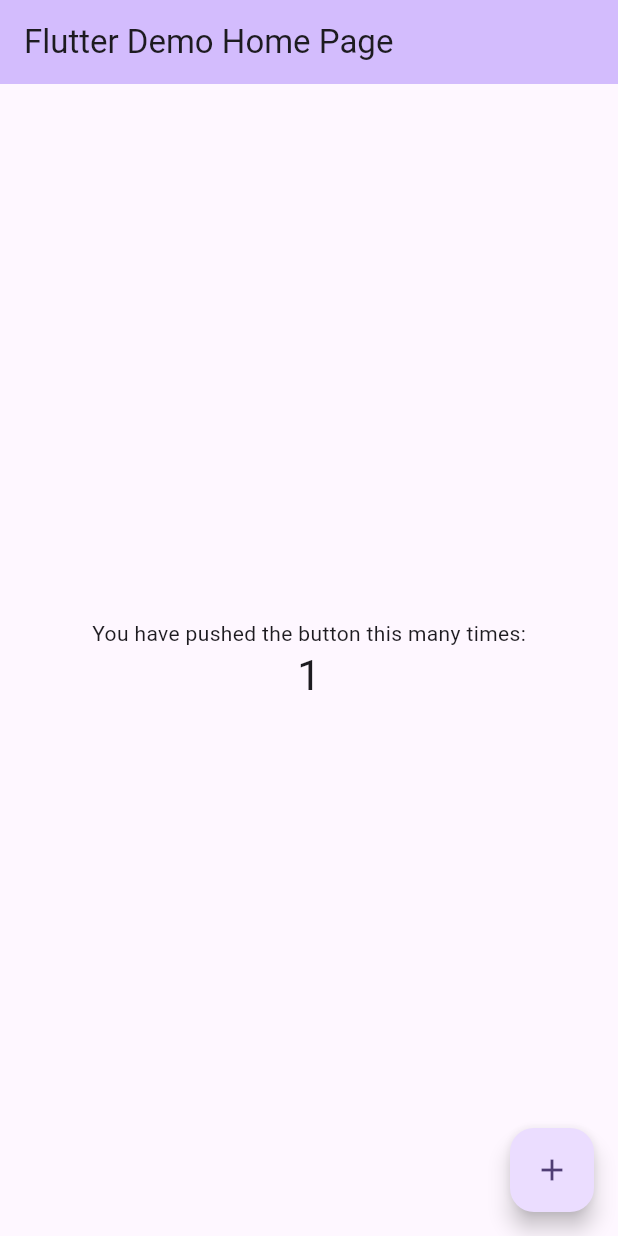
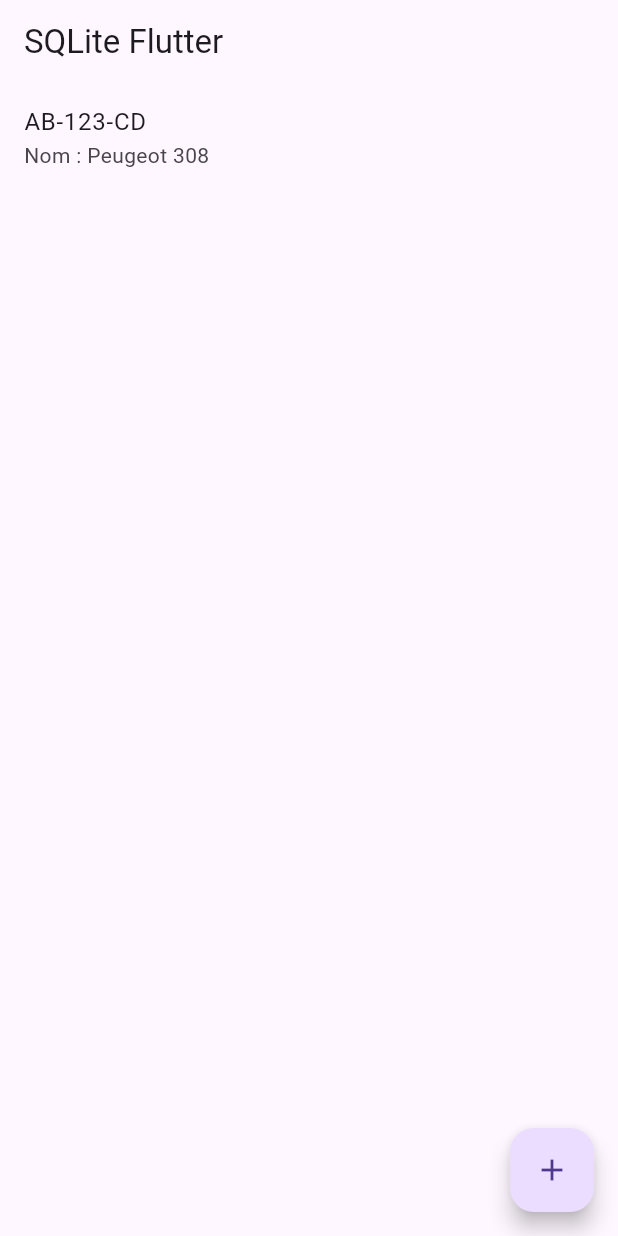
Before and after one commit to Ashley-tech/immat_memory, a Flutter app: the screen it shows after launch, after a tap on the "add" icon, on a phone screen of 412 x 824 dp. Run offline on Flutter 3.47's test engine with Material 3 defaults, Android fonts, the phone set to English and light mode, and no system bars; our stand-ins replace sqflite, sqflite_common_ffi; accounts and stored records are empty.

Commit message:
Mise en place BDD + prmiere interface

```diff
--- /dev/null
+++ b/lib/database/database_helper.dart
@@ -0,0 +1,86 @@
+import '../models/voiture.dart';
+import 'package:path/path.dart';
+import 'package:sqflite/sqflite.dart';
+
+class DatabaseHelper {
+  static final DatabaseHelper instance = DatabaseHelper._init();
+
+  static Database? _database;
+
+  DatabaseHelper._init();
+
+  Future<Database> get database async {
+    if (_database != null) return _database!;
+
+    _database = await _initDB('app.db');
+    return _database!;
+  }
+
+  Future<Database> _initDB(String filePath) async {
+    final dbPath = await getDatabasesPath();
+
+    final path = join(dbPath, filePath);
+
+    return await openDatabase(
+      path,
+      version: 1,
+      onCreate: _createDB,
+    );
+  }
+
+  Future _createDB(Database db, int version) async {
+    await db.execute('''
+      CREATE TABLE voiture (
+        id INTEGER PRIMARY KEY AUTOINCREMENT,
+        immatriculation VARCHAR(15) NOT NULL UNIQUE,
+        marque_modele VARCHAR(60),
+        occupants_noms VARCHAR(70),
+        details TEXT
+      )
+    ''');
+  }
+
+  Future close() async {
+    final db = await instance.database;
+
+    db.close();
+  }
+
+  Future<int> createVoiture(Voiture voiture) async {
+    final db = await instance.database;
+
+    return await db.insert(
+      'voiture',
+      voiture.toJson(),
+    );
+  }
+
+  Future<List<Voiture>> readAllVoitures() async {
+    final db = await instance.database;
+
+    final result = await db.query('voiture');
+
+    return result.map((json) => Voiture.fromJson(json)).toList();
+  }
+
+  Future<int> updateVoiture(Voiture voiture) async {
+    final db = await instance.database;
+
+    return db.update(
+      'voiture',
+      voiture.toJson(),
+      where: 'id = ?',
+      whereArgs: [voiture.id],
+    );
+  }
+
+  Future<int> deleteVoiture(int id) async {
+    final db = await instance.database;
+
+    return await db.delete(
+      'voiture',
+      where: 'id = ?',
+      whereArgs: [id],
+    );
+  }
+}
--- a/lib/main.dart
+++ b/lib/main.dart
@@ -1,122 +1,98 @@
 import 'package:flutter/material.dart';
+import 'package:path/path.dart';
+import 'package:sqflite_common_ffi/sqflite_ffi.dart';
+import 'dart:io';
 
-void main() {
+import 'database/database_helper.dart';
+import 'models/voiture.dart';
+
+Future<void> main() async {
+  WidgetsFlutterBinding.ensureInitialized();
+
+  // IMPORTANT pour Windows / Linux / macOS
+  sqfliteFfiInit();
+  databaseFactory = databaseFactoryFfi;
+
+  final dbPath = await getDatabasesPath();
+  final path = join(dbPath, 'app.db');
+
+  final file = File(path);
+  if (await file.exists()) {
+    await file.delete();
+  }
+
   runApp(const MyApp());
 }
 
 class MyApp extends StatelessWidget {
   const MyApp({super.key});
 
-  // This widget is the root of your application.
   @override
   Widget build(BuildContext context) {
     return MaterialApp(
-      title: 'Flutter Demo',
-      theme: ThemeData(
-        // This is the theme of your application.
-        //
-        // TRY THIS: Try running your application with "flutter run". You'll see
-        // the application has a purple toolbar. Then, without quitting the app,
-        // try changing the seedColor in the colorScheme below to Colors.green
-        // and then invoke "hot reload" (save your changes or press the "hot
-        // reload" button in a Flutter-supported IDE, or press "r" if you used
-        // the command line to start the app).
-        //
-        // Notice that the counter didn't reset back to zero; the application
-        // state is not lost during the reload. To reset the state, use hot
-        // restart instead.
-        //
-        // This works for code too, not just values: Most code changes can be
-        // tested with just a hot reload.
-        colorScheme: ColorScheme.fromSeed(seedColor: Colors.deepPurple),
-      ),
-      home: const MyHomePage(title: 'Flutter Demo Home Page'),
+      home: HomePage(),
     );
   }
 }
 
-class MyHomePage extends StatefulWidget {
-  const MyHomePage({super.key, required this.title});
+class HomePage extends StatefulWidget {
+  @override
+  State<HomePage> createState() => _HomePageState();
+}
 
-  // This widget is the home page of your application. It is stateful, meaning
-  // that it has a State object (defined below) that contains fields that affect
-  // how it looks.
-
-  // This class is the configuration for the state. It holds the values (in this
-  // case the title) provided by the parent (in this case the App widget) and
-  // used by the build method of the State. Fields in a Widget subclass are
-  // always marked "final".
-
-  final String title;
+class _HomePageState extends State<HomePage> {
+  List<Voiture> voitures = [];
 
   @override
-  State<MyHomePage> createState() => _MyHomePageState();
-}
+  void initState() {
+    super.initState();
 
-class _MyHomePageState extends State<MyHomePage> {
-  int _counter = 0;
+    chargerVoitures();
+  }
 
-  void _incrementCounter() {
+  Future<void> chargerVoitures() async {
+    final data =
+        await DatabaseHelper.instance.readAllVoitures();
+
     setState(() {
-      // This call to setState tells the Flutter framework that something has
-      // changed in this State, which causes it to rerun the build method below
-      // so that the display can reflect the updated values. If we changed
-      // _counter without calling setState(), then the build method would not be
-      // called again, and so nothing would appear to happen.
-      _counter++;
+      voitures = data;
     });
+  }
+
+  Future<void> ajouterVoiture() async {
+    final voiture = Voiture(
+      immatriculation: 'AB-123-CD',
+      marqueModele: 'Peugeot 308',
+      occupantsNoms: 'Jean Dupont',
+      details: 'Véhicule bleu',
+    );
+
+    await DatabaseHelper.instance.createVoiture(voiture);
+
+    chargerVoitures();
   }
 
   @override
   Widget build(BuildContext context) {
-    // This method is rerun every time setState is called, for instance as done
-    // by the _incrementCounter method above.
-    //
-    // The Flutter framework has been optimized to make rerunning build methods
-    // fast, so that you can just rebuild anything that needs updating rather
-    // than having to individually change instances of widgets.
     return Scaffold(
       appBar: AppBar(
-        // TRY THIS: Try changing the color here to a specific color (to
-        // Colors.amber, perhaps?) and trigger a hot reload to see the AppBar
-        // change color while the other colors stay the same.
-        backgroundColor: Theme.of(context).colorScheme.inversePrimary,
-        // Here we take the value from the MyHomePage object that was created by
-        // the App.build method, and use it to set our appbar title.
-        title: Text(widget.title),
-      ),
-      body: Center(
-        // Center is a layout widget. It takes a single child and positions it
-        // in the middle of the parent.
-        child: Column(
-          // Column is also a layout widget. It takes a list of children and
-          // arranges them vertically. By default, it sizes itself to fit its
-          // children horizontally, and tries to be as tall as its parent.
-          //
-          // Column has various properties to control how it sizes itself and
-          // how it positions its children. Here we use mainAxisAlignment to
-          // center the children vertically; the main axis here is the vertical
-          // axis because Columns are vertical (the cross axis would be
-          // horizontal).
-          //
-          // TRY THIS: Invoke "debug painting" (choose the "Toggle Debug Paint"
-          // action in the IDE, or press "p" in the console), to see the
-          // wireframe for each widget.
-          mainAxisAlignment: MainAxisAlignment.center,
-          children: <Widget>[
-            const Text('You have pushed the button this many times:'),
-            Text(
-              '$_counter',
-              style: Theme.of(context).textTheme.headlineMedium,
-            ),
-          ],
-        ),
+        title: const Text('SQLite Flutter'),
       ),
       floatingActionButton: FloatingActionButton(
-        onPressed: _incrementCounter,
-        tooltip: 'Increment',
+        onPressed: ajouterVoiture,
         child: const Icon(Icons.add),
-      ), // This trailing comma makes auto-formatting nicer for build methods.
+      ),
+      body: ListView.builder(
+        itemCount: voitures.length,
+        itemBuilder: (context, index) {
+          final u = voitures[index];
+
+          return ListTile(
+            title: Text(u.immatriculation),
+            subtitle: Text('Nom : ${u.marqueModele}'),
+          );
+        },
+      ),
     );
   }
 }
--- /dev/null
+++ b/lib/models/voiture.dart
@@ -0,0 +1,33 @@
+class Voiture {
+  final int? id;
+  final String immatriculation;
+  final String? marqueModele;
+  final String? occupantsNoms;
+  final String? details;
+
+  Voiture({
+    this.id,
+    required this.immatriculation,
+    this.marqueModele,
+    this.occupantsNoms,
+    this.details,
+  });
+
+  Map<String, dynamic> toJson() => {
+        'id': id,
+        'immatriculation': immatriculation,
+        'marque_modele': marqueModele,
+        'occupants_noms': occupantsNoms,
+        'details': details,
+      };
+
+  static Voiture fromJson(Map<String, dynamic> json) {
+    return Voiture(
+      id: json['id'],
+      immatriculation: json['immatriculation'],
+      marqueModele: json['marque_modele'],
+      occupantsNoms: json['occupants_noms'],
+      details: json['details'],
+    );
+  }
+}
--- a/pubspec.yaml
+++ b/pubspec.yaml
@@ -34,6 +34,9 @@ dependencies:
   # The following adds the Cupertino Icons font to your application.
   # Use with the CupertinoIcons class for iOS style icons.
   cupertino_icons: ^1.0.8
+  sqflite: any
+  path: ^1.9.0
+  sqflite_common_ffi: any
 
 dev_dependencies:
   flutter_test:
```
Also changed, not shown: pubspec.lock, 1 other file.
